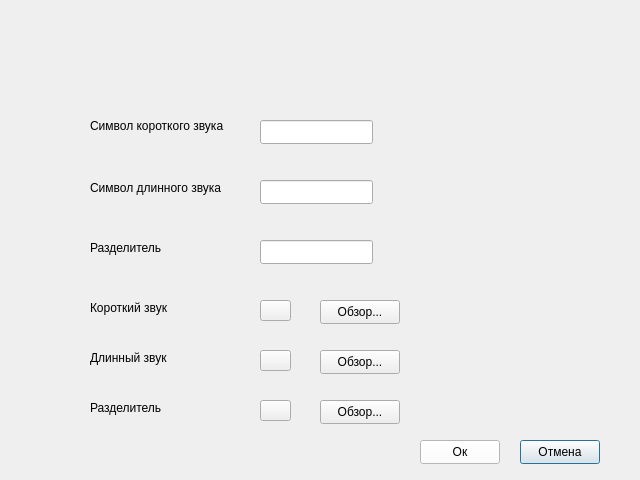
Qt form settings.ui (SGGlad/Morze) before a commit.
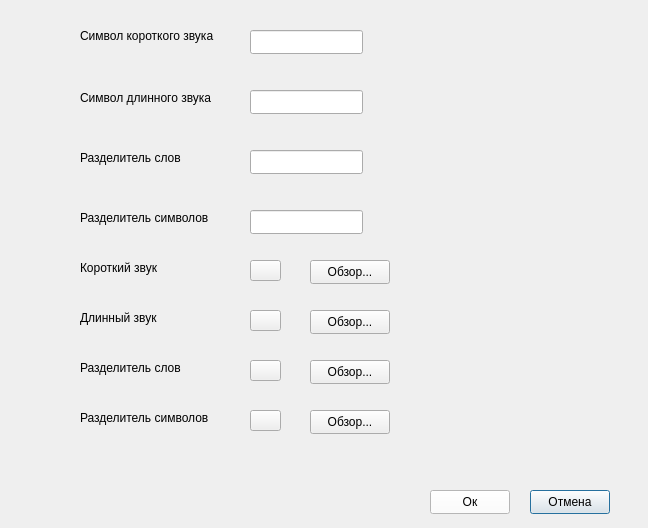
The same form after that commit.

Patch:
```diff
--- a/settings.ui
+++ b/settings.ui
@@ -6,8 +6,8 @@
    <rect>
     <x>0</x>
     <y>0</y>
-    <width>640</width>
-    <height>480</height>
+    <width>648</width>
+    <height>528</height>
    </rect>
   </property>
   <property name="windowTitle">
@@ -16,8 +16,8 @@
   <widget class="QLabel" name="SymbolShortSuondText">
    <property name="geometry">
     <rect>
-     <x>90</x>
-     <y>110</y>
+     <x>80</x>
+     <y>20</y>
      <width>141</width>
      <height>31</height>
     </rect>
@@ -29,8 +29,8 @@
   <widget class="QLabel" name="SymbolLongSoundText">
    <property name="geometry">
     <rect>
-     <x>90</x>
-     <y>180</y>
+     <x>80</x>
+     <y>90</y>
      <width>141</width>
      <height>16</height>
     </rect>
@@ -42,21 +42,21 @@
   <widget class="QLabel" name="DelimetrText">
    <property name="geometry">
     <rect>
-     <x>90</x>
-     <y>240</y>
+     <x>80</x>
+     <y>150</y>
      <width>131</width>
      <height>16</height>
     </rect>
    </property>
    <property name="text">
-    <string>Разделитель</string>
+    <string>Разделитель слов</string>
    </property>
   </widget>
   <widget class="QLabel" name="ShortSoundText">
    <property name="geometry">
     <rect>
-     <x>90</x>
-     <y>300</y>
+     <x>80</x>
+     <y>260</y>
      <width>141</width>
      <height>16</height>
     </rect>
@@ -68,8 +68,8 @@
   <widget class="QLabel" name="LongSound">
    <property name="geometry">
     <rect>
-     <x>90</x>
-     <y>350</y>
+     <x>80</x>
+     <y>310</y>
      <width>131</width>
      <height>16</height>
     </rect>
@@ -81,8 +81,8 @@
   <widget class="QLineEdit" name="ShortSymbol">
    <property name="geometry">
     <rect>
-     <x>260</x>
-     <y>120</y>
+     <x>250</x>
+     <y>30</y>
      <width>113</width>
      <height>24</height>
     </rect>
@@ -91,8 +91,8 @@
   <widget class="QLineEdit" name="LongSymbol">
    <property name="geometry">
     <rect>
-     <x>260</x>
-     <y>180</y>
+     <x>250</x>
+     <y>90</y>
      <width>113</width>
      <height>24</height>
     </rect>
@@ -101,8 +101,8 @@
   <widget class="QLineEdit" name="Delimetr">
    <property name="geometry">
     <rect>
-     <x>260</x>
-     <y>240</y>
+     <x>250</x>
+     <y>150</y>
      <width>113</width>
      <height>24</height>
     </rect>
@@ -111,8 +111,8 @@
   <widget class="QPushButton" name="CancelButton">
    <property name="geometry">
     <rect>
-     <x>520</x>
-     <y>440</y>
+     <x>530</x>
+     <y>490</y>
      <width>80</width>
      <height>24</height>
     </rect>
@@ -124,8 +124,8 @@
   <widget class="QPushButton" name="ApplyButton">
    <property name="geometry">
     <rect>
-     <x>420</x>
-     <y>440</y>
+     <x>430</x>
+     <y>490</y>
      <width>80</width>
      <height>24</height>
     </rect>
@@ -609,8 +609,8 @@
   <widget class="QPushButton" name="ShortSound">
    <property name="geometry">
     <rect>
-     <x>260</x>
-     <y>300</y>
+     <x>250</x>
+     <y>260</y>
      <width>31</width>
      <height>21</height>
     </rect>
@@ -622,8 +622,8 @@
   <widget class="QPushButton" name="LongSound_2">
    <property name="geometry">
     <rect>
-     <x>260</x>
-     <y>350</y>
+     <x>250</x>
+     <y>310</y>
      <width>31</width>
      <height>21</height>
     </rect>
@@ -635,8 +635,8 @@
   <widget class="QPushButton" name="SetShortSound">
    <property name="geometry">
     <rect>
-     <x>320</x>
-     <y>300</y>
+     <x>310</x>
+     <y>260</y>
      <width>80</width>
      <height>24</height>
     </rect>
@@ -648,8 +648,8 @@
   <widget class="QPushButton" name="SetLongSound">
    <property name="geometry">
     <rect>
-     <x>320</x>
-     <y>350</y>
+     <x>310</x>
+     <y>310</y>
      <width>80</width>
      <height>24</height>
     </rect>
@@ -661,21 +661,21 @@
   <widget class="QLabel" name="DelimetrText_2">
    <property name="geometry">
     <rect>
-     <x>90</x>
-     <y>400</y>
+     <x>80</x>
+     <y>360</y>
      <width>131</width>
      <height>16</height>
     </rect>
    </property>
    <property name="text">
-    <string>Разделитель</string>
+    <string>Разделитель слов</string>
    </property>
   </widget>
   <widget class="QPushButton" name="DelimetrSound">
    <property name="geometry">
     <rect>
-     <x>260</x>
-     <y>400</y>
+     <x>250</x>
+     <y>360</y>
      <width>31</width>
      <height>21</height>
     </rect>
@@ -687,8 +687,8 @@
   <widget class="QPushButton" name="SetDelimetrSound">
    <property name="geometry">
     <rect>
-     <x>320</x>
-     <y>400</y>
+     <x>310</x>
+     <y>360</y>
      <width>80</width>
      <height>24</height>
     </rect>
@@ -700,8 +700,8 @@
   <widget class="QLabel" name="ShortSymbolTextError">
    <property name="geometry">
     <rect>
-     <x>390</x>
-     <y>110</y>
+     <x>380</x>
+     <y>20</y>
      <width>211</width>
      <height>31</height>
     </rect>
@@ -731,8 +731,8 @@
   <widget class="QLabel" name="LongSymbolTextError">
    <property name="geometry">
     <rect>
-     <x>390</x>
-     <y>170</y>
+     <x>380</x>
+     <y>80</y>
      <width>221</width>
      <height>31</height>
     </rect>
@@ -762,9 +762,9 @@
   <widget class="QLabel" name="DelimetrSymbolTextError">
    <property name="geometry">
     <rect>
-     <x>390</x>
-     <y>230</y>
-     <width>231</width>
+     <x>380</x>
+     <y>140</y>
+     <width>251</width>
      <height>31</height>
     </rect>
    </property>
@@ -793,9 +793,9 @@
   <widget class="QLabel" name="ShortSoundError">
    <property name="geometry">
     <rect>
-     <x>420</x>
-     <y>300</y>
-     <width>201</width>
+     <x>410</x>
+     <y>260</y>
+     <width>221</width>
      <height>31</height>
     </rect>
    </property>
@@ -812,9 +812,9 @@
   <widget class="QLabel" name="DelimrtrSoundError">
    <property name="geometry">
     <rect>
-     <x>420</x>
-     <y>390</y>
-     <width>201</width>
+     <x>410</x>
+     <y>360</y>
+     <width>221</width>
      <height>31</height>
     </rect>
    </property>
@@ -831,9 +831,121 @@
   <widget class="QLabel" name="LongSoundError">
    <property name="geometry">
     <rect>
-     <x>420</x>
-     <y>350</y>
-     <width>201</width>
+     <x>410</x>
+     <y>310</y>
+     <width>221</width>
+     <height>31</height>
+    </rect>
+   </property>
+   <property name="font">
+    <font>
+     <pointsize>12</pointsize>
+     <bold>true</bold>
+    </font>
+   </property>
+   <property name="text">
+    <string/>
+   </property>
+  </widget>
+  <widget class="QLabel" name="DelimetrCharText">
+   <property name="geometry">
+    <rect>
+     <x>80</x>
+     <y>210</y>
+     <width>131</width>
+     <height>16</height>
+    </rect>
+   </property>
+   <property name="text">
+    <string>Разделитель символов</string>
+   </property>
+  </widget>
+  <widget class="QLineEdit" name="DelimetrChar">
+   <property name="geometry">
+    <rect>
+     <x>250</x>
+     <y>210</y>
+     <width>113</width>
+     <height>24</height>
+    </rect>
+   </property>
+  </widget>
+  <widget class="QLabel" name="DelimetrCharSymbolTextError">
+   <property name="geometry">
+    <rect>
+     <x>370</x>
+     <y>210</y>
+     <width>251</width>
+     <height>31</height>
+    </rect>
+   </property>
+   <property name="font">
+    <font>
+     <family>Segoe UI</family>
+     <pointsize>12</pointsize>
+     <italic>false</italic>
+     <bold>true</bold>
+     <underline>true</underline>
+     <stylestrategy>PreferDefault</stylestrategy>
+     <kerning>true</kerning>
+     <hintingpreference>PreferDefaultHinting</hintingpreference>
+    </font>
+   </property>
+   <property name="text">
+    <string/>
+   </property>
+   <property name="textFormat">
+    <enum>Qt::TextFormat::AutoText</enum>
+   </property>
+   <property name="wordWrap">
+    <bool>false</bool>
+   </property>
+  </widget>
+  <widget class="QLabel" name="DelimetrCharSoundText">
+   <property name="geometry">
+    <rect>
+     <x>80</x>
+     <y>410</y>
+     <width>131</width>
+     <height>16</height>
+    </rect>
+   </property>
+   <property name="text">
+    <string>Разделитель символов</string>
+   </property>
+  </widget>
+  <widget class="QPushButton" name="DelimetrCharSound">
+   <property name="geometry">
+    <rect>
+     <x>250</x>
+     <y>410</y>
+     <width>31</width>
+     <height>21</height>
+    </rect>
+   </property>
+   <property name="text">
+    <string/>
+   </property>
+  </widget>
+  <widget class="QPushButton" name="SetDelimetrCharSound">
+   <property name="geometry">
+    <rect>
+     <x>310</x>
+     <y>410</y>
+     <width>80</width>
+     <height>24</height>
+    </rect>
+   </property>
+   <property name="text">
+    <string>Обзор...</string>
+   </property>
+  </widget>
+  <widget class="QLabel" name="DelimetrCharSoundError">
+   <property name="geometry">
+    <rect>
+     <x>400</x>
+     <y>400</y>
+     <width>221</width>
      <height>31</height>
     </rect>
    </property>
```
Left out of the diff: 2 changed lines with no effect on the pictures.
